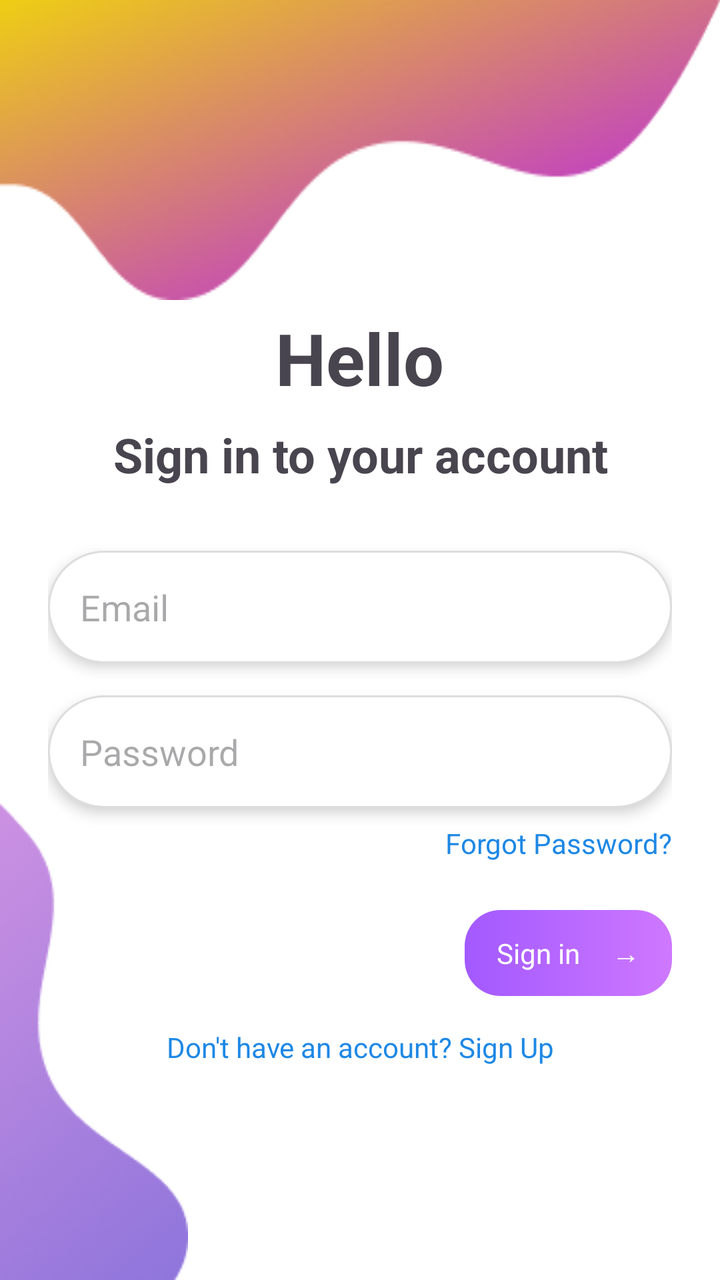
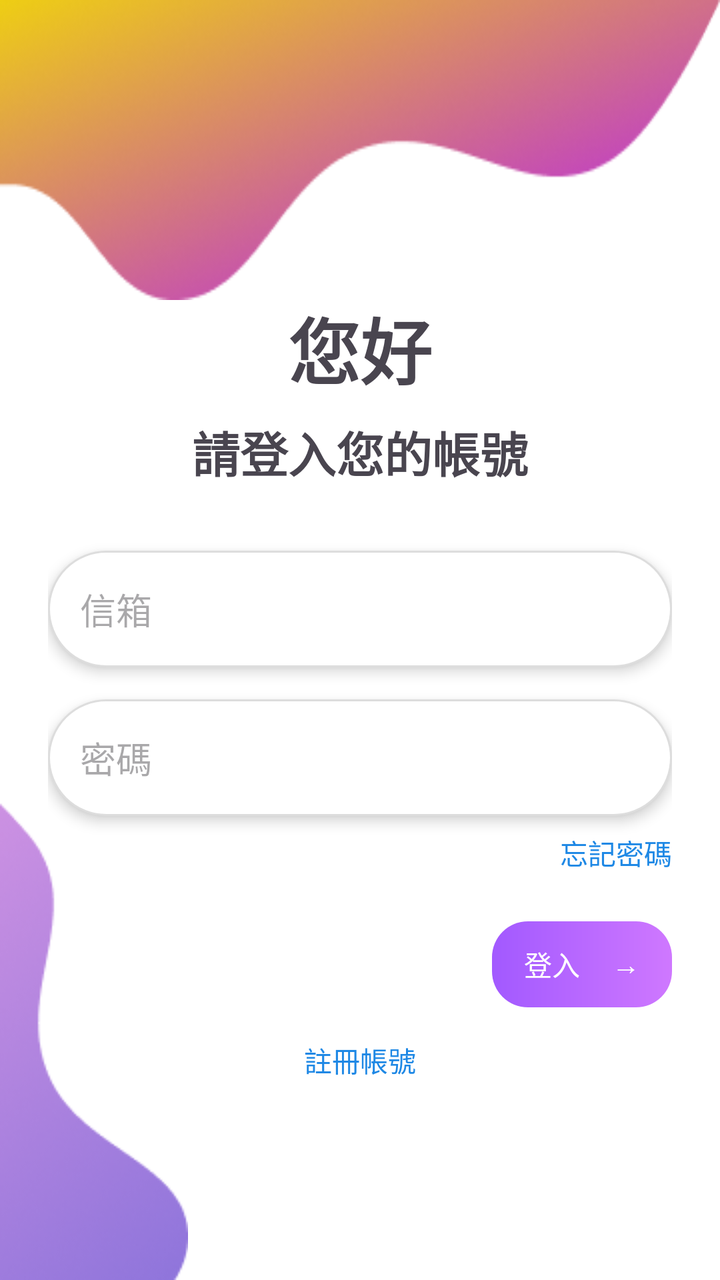

Two renders of the same Android screen: before a commit and after it. Below are the layout's source before the change and the commit's diff.
<!-- AndroidManifest.xml: application theme Theme.Detect -->
<!-- res/layout/activity_sign_in.xml -->
<?xml version="1.0" encoding="utf-8"?>
<RelativeLayout xmlns:android="http://schemas.android.com/apk/res/android"
    android:id="@+id/sign_in_layout"
    android:layout_width="match_parent"
    android:layout_height="match_parent"
    android:background="#FFFFFF">

    
    <ImageView
        android:id="@+id/vector1"
        android:layout_width="match_parent"
        android:layout_height="150dp"
        android:layout_alignParentStart="true"
        android:layout_alignParentTop="true"
        android:scaleType="fitXY"
        android:src="@drawable/vector1" />

    
    <ImageView
        android:id="@+id/vector2"
        android:layout_width="wrap_content"
        android:layout_height="wrap_content"
        android:layout_alignParentStart="true"
        android:layout_alignParentBottom="true"
        android:scaleType="fitXY"
        android:src="@drawable/vector2" />

    
    <ScrollView
        android:layout_width="match_parent"
        android:layout_height="wrap_content"
        android:layout_centerVertical="true"
        android:layout_alignParentStart="true"
        android:layout_alignParentEnd="true"
        android:fillViewport="true">

        <LinearLayout
            android:layout_width="match_parent"
            android:layout_height="wrap_content"
            android:orientation="vertical"
            android:padding="24dp"
            android:gravity="center_horizontal">

            <TextView
                android:id="@+id/loginTitle"
                android:layout_width="wrap_content"
                android:layout_height="wrap_content"
                android:layout_marginTop="48dp"
                android:gravity="center"
                android:text="Hello"
                android:textSize="36dp"
                android:textStyle="bold" />

            <TextView
                android:id="@+id/loginTitle2"
                android:layout_width="wrap_content"
                android:layout_height="wrap_content"
                android:layout_marginTop="8dp"
                android:gravity="center"
                android:text="Sign in to your account"
                android:textSize="24dp"
                android:textStyle="bold" />

            <EditText
                android:id="@+id/et_signin_email"
                android:layout_width="match_parent"
                android:layout_height="wrap_content"
                android:layout_marginTop="32dp"
                android:background="@drawable/rounded_edittext"
                android:elevation="4dp"
                android:hint="Email"
                android:inputType="textEmailAddress"
                android:padding="16dp" />

            <EditText
                android:id="@+id/et_signin_password"
                android:layout_width="match_parent"
                android:layout_height="wrap_content"
                android:layout_marginTop="16dp"
                android:background="@drawable/rounded_edittext"
                android:elevation="4dp"
                android:hint="Password"
                android:inputType="textPassword"
                android:padding="16dp" />

            <TextView
                android:id="@+id/forgotPassword"
                android:layout_width="wrap_content"
                android:layout_height="wrap_content"
                android:layout_marginTop="8dp"
                android:layout_gravity="end"
                android:text="Forgot Password?"
                android:textColor="#1E88E5"
                android:textSize="14dp" />

            
            <LinearLayout
                android:id="@+id/btn_signin_signin"
                android:layout_width="wrap_content"
                android:layout_height="43dp"
                android:layout_marginTop="24dp"
                android:layout_gravity="end"
                android:background="@drawable/gradient_button"
                android:clickable="true"
                android:focusable="true"
                android:gravity="center_vertical"
                android:orientation="horizontal"
                android:paddingStart="16dp"
                android:paddingEnd="16dp">

                <TextView
                    android:id="@+id/signInText"
                    android:layout_width="wrap_content"
                    android:layout_height="wrap_content"
                    android:paddingEnd="8dp"
                    android:text="Sign in"
                    android:textColor="#FFFFFF"
                    android:textSize="14sp" />

                <TextView
                    android:id="@+id/signInArrow"
                    android:layout_width="wrap_content"
                    android:layout_height="wrap_content"
                    android:paddingStart="8dp"
                    android:text="→"
                    android:textColor="#FFFFFF"
                    android:textSize="14dp" />
            </LinearLayout>

            <TextView
                android:id="@+id/tv_signin_signup"
                android:layout_width="wrap_content"
                android:layout_height="wrap_content"
                android:layout_marginTop="16dp"
                android:gravity="center"
                android:text="Don't have an account? Sign Up"
                android:textColor="#1E88E5"
                android:textSize="14dp" />

        </LinearLayout>
    </ScrollView>
</RelativeLayout>
<!-- resources referenced by this layout -->
<resources>
  <!-- drawable gradient_button (drawable) -->
  <?xml version="1.0" encoding="utf-8"?>
  <shape xmlns:android="http://schemas.android.com/apk/res/android"
      android:shape="rectangle">
      <gradient
          android:startColor="#A259FF"
          android:endColor="#CF78FF"
          android:angle="0" />
      <corners android:radius="18dp" />
  </shape>
  <!-- drawable rounded_edittext (drawable) -->
  <?xml version="1.0" encoding="utf-8"?>
  <shape xmlns:android="http://schemas.android.com/apk/res/android"
      android:shape="rectangle">
      <solid android:color="#FFFFFF" />
      <corners android:radius="1000dp" />
      <padding
          android:left="12dp"
          android:top="12dp"
          android:right="12dp"
          android:bottom="12dp" />
      <stroke
          android:width="1dp"
          android:color="#DDDDDD" />
  </shape>
  <!-- drawable vector1: png bitmap (drawable, 30814 bytes) -->
  <!-- drawable vector2: png bitmap (drawable, 12980 bytes) -->
  <style name="Theme.Detect" parent="Base.Theme.Detect" />
  <style name="Base.Theme.Detect" parent="Theme.Material3.DayNight.NoActionBar">
          
          
      </style>
</resources>

<!-- the commit's change to res/layout/activity_sign_in.xml (unified diff, before → after) -->
@@ -47,7 +47,7 @@
                 android:layout_height="wrap_content"
                 android:layout_marginTop="48dp"
                 android:gravity="center"
-                android:text="Hello"
+                android:text="您好"
                 android:textSize="36dp"
                 android:textStyle="bold" />
 
@@ -57,7 +57,7 @@
                 android:layout_height="wrap_content"
                 android:layout_marginTop="8dp"
                 android:gravity="center"
-                android:text="Sign in to your account"
+                android:text="請登入您的帳號"
                 android:textSize="24dp"
                 android:textStyle="bold" />
 
@@ -68,7 +68,7 @@
                 android:layout_marginTop="32dp"
                 android:background="@drawable/rounded_edittext"
                 android:elevation="4dp"
-                android:hint="Email"
+                android:hint="信箱"
                 android:inputType="textEmailAddress"
                 android:padding="16dp" />
 
@@ -79,7 +79,7 @@
                 android:layout_marginTop="16dp"
                 android:background="@drawable/rounded_edittext"
                 android:elevation="4dp"
-                android:hint="Password"
+                android:hint="密碼"
                 android:inputType="textPassword"
                 android:padding="16dp" />
 
@@ -89,7 +89,7 @@
                 android:layout_height="wrap_content"
                 android:layout_marginTop="8dp"
                 android:layout_gravity="end"
-                android:text="Forgot Password?"
+                android:text="忘記密碼"
                 android:textColor="#1E88E5"
                 android:textSize="14dp" />
 
@@ -113,7 +113,7 @@
                     android:layout_width="wrap_content"
                     android:layout_height="wrap_content"
                     android:paddingEnd="8dp"
-                    android:text="Sign in"
+                    android:text="登入"
                     android:textColor="#FFFFFF"
                     android:textSize="14sp" />
 
@@ -133,7 +133,7 @@
                 android:layout_height="wrap_content"
                 android:layout_marginTop="16dp"
                 android:gravity="center"
-                android:text="Don't have an account? Sign Up"
+                android:text="註冊帳號"
                 android:textColor="#1E88E5"
                 android:textSize="14dp" />
 
